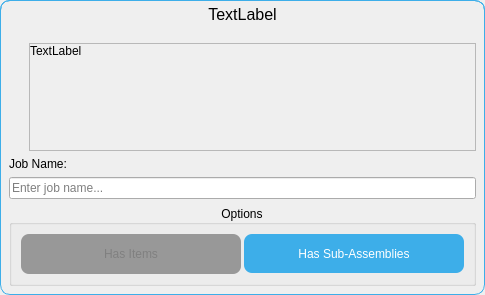
Before: the Qt Designer form ui/add_job_dialog.ui in TheCodingJsoftware/Invigo, drawn with Qt 5.
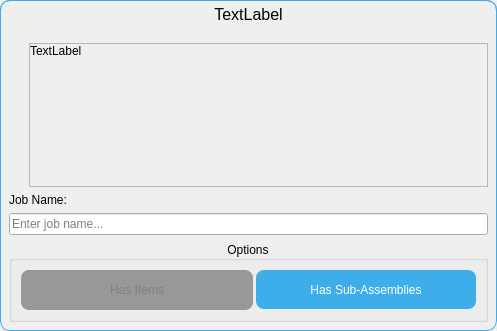
After: the same form once the commit is applied.

The edit to the form file:
```diff
--- a/ui/add_job_dialog.ui
+++ b/ui/add_job_dialog.ui
@@ -6,8 +6,8 @@
    <rect>
     <x>0</x>
     <y>0</y>
-    <width>484</width>
-    <height>295</height>
+    <width>497</width>
+    <height>331</height>
    </rect>
   </property>
   <property name="windowTitle">
@@ -146,8 +146,8 @@
               <rect>
                <x>0</x>
                <y>0</y>
-               <width>434</width>
-               <height>99</height>
+               <width>447</width>
+               <height>146</height>
               </rect>
              </property>
              <layout class="QVBoxLayout" name="verticalLayout_4">
```
